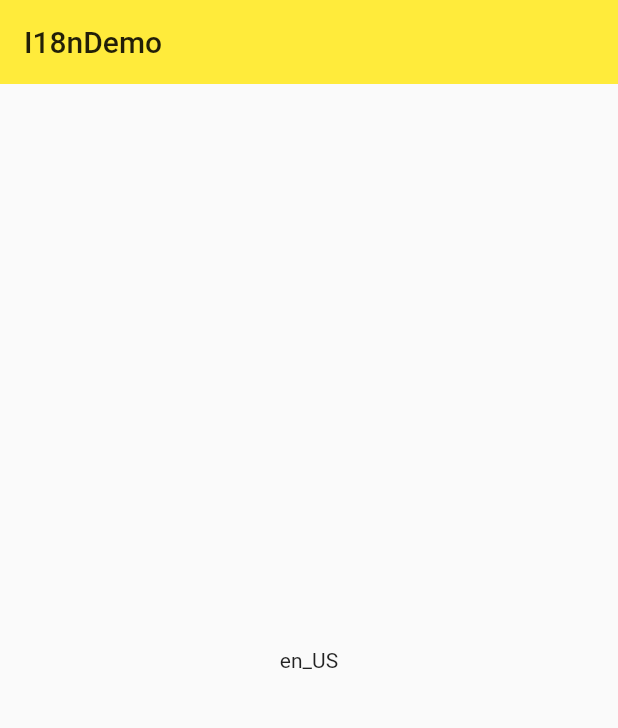
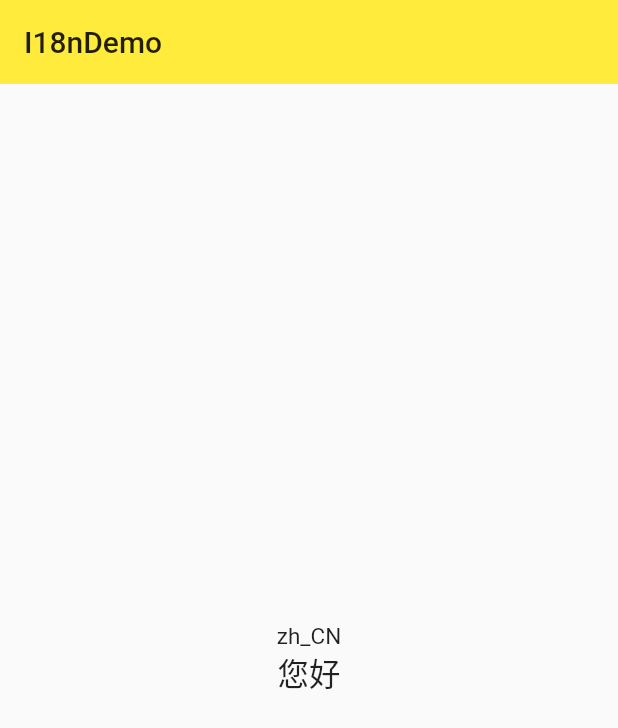
Before and after one commit to shiquan18/aiyi_flutter_demo, a Flutter app: the screen it shows after launch, on a phone screen of 412 x 824 dp. Shown: the top 728 px of the screen. Run offline on Flutter 3.47's test engine with Material 2 defaults, Android fonts, the phone set to English and light mode, and no system bars; our stand-ins replace rxdart.

Commit message:
使用本地化资源

```diff
--- a/lib/demo/guojihua/i18n_demo.dart
+++ b/lib/demo/guojihua/i18n_demo.dart
@@ -1,9 +1,11 @@
+import 'package:aiyi_flutter_demo_app/demo/guojihua/ninghao_demo_localizations.dart';
 import 'package:flutter/material.dart';
 
 class I18nDemo extends StatelessWidget {
   @override
   Widget build(BuildContext context) {
     Locale locale = Localizations.localeOf(context);
+
     return Scaffold(
         appBar: AppBar(
           title: Text('I18nDemo'),
@@ -14,8 +16,14 @@ class I18nDemo extends StatelessWidget {
             mainAxisAlignment: MainAxisAlignment.center,
             children: <Widget>[
               Text(locale.toString()),
+              Text(
+                // Localizations.of(context, NinghaoDemoLocalizations).title,
+                NinghaoDemoLocalizations.of(context).title,
+                style: Theme.of(context).textTheme.title,
+              )
             ],
           ),
-        ));
+        )
+    );
   }
 }
--- a/lib/demo/guojihua/ninghao_demo_localizations.dart
+++ b/lib/demo/guojihua/ninghao_demo_localizations.dart
@@ -5,6 +5,11 @@ class NinghaoDemoLocalizations {
   final Locale locale;
 
   NinghaoDemoLocalizations(this.locale);
+
+  static NinghaoDemoLocalizations of(BuildContext context) {
+    return Localizations.of<NinghaoDemoLocalizations>(
+        context, NinghaoDemoLocalizations);
+  }
 
   static Map<String, Map<String, String>> _localized = {
     'en': {
--- a/lib/main.dart
+++ b/lib/main.dart
@@ -27,10 +27,11 @@ class MyApp extends StatelessWidget {
   Widget build(BuildContext context) {
     return MaterialApp(
 //      locale: Locale('en', 'US'),
-      localeResolutionCallback:
-          (Locale locale, Iterable<Locale> supportedLocales) {
-        return Locale('en', 'US');
-      },
+      locale: Locale('zh', 'CN'),
+//      localeResolutionCallback:
+//          (Locale locale, Iterable<Locale> supportedLocales) {
+//        return Locale('en', 'US');
+//      },
       localizationsDelegates: [
         NinghaoDemoLocalizationsDelegate(),
         GlobalMaterialLocalizations.delegate,
```
